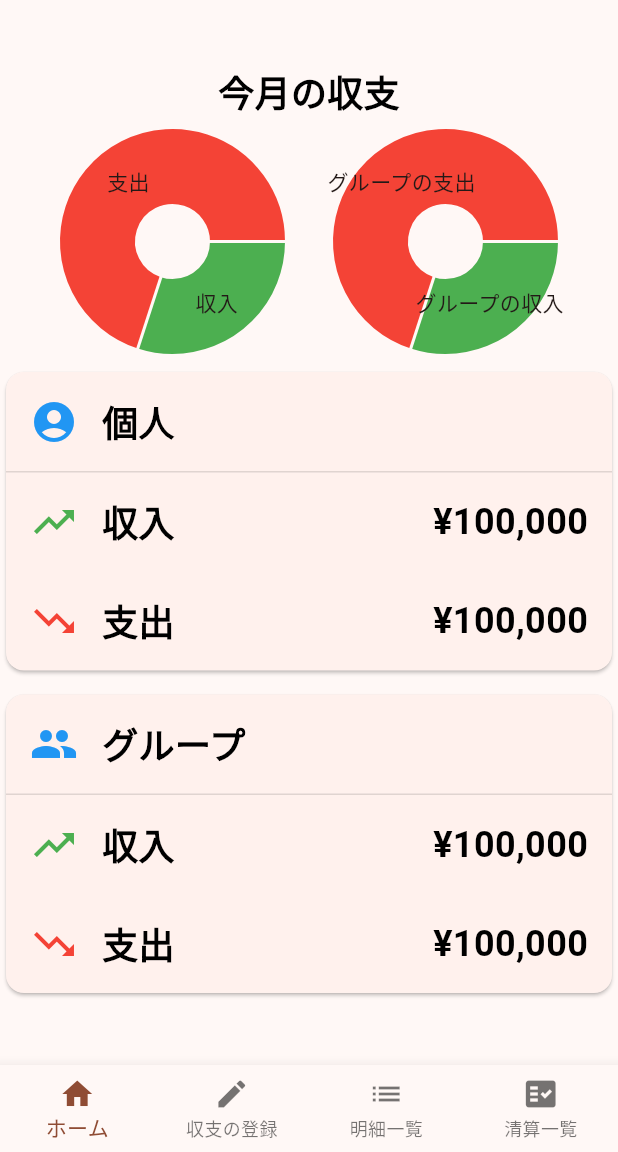
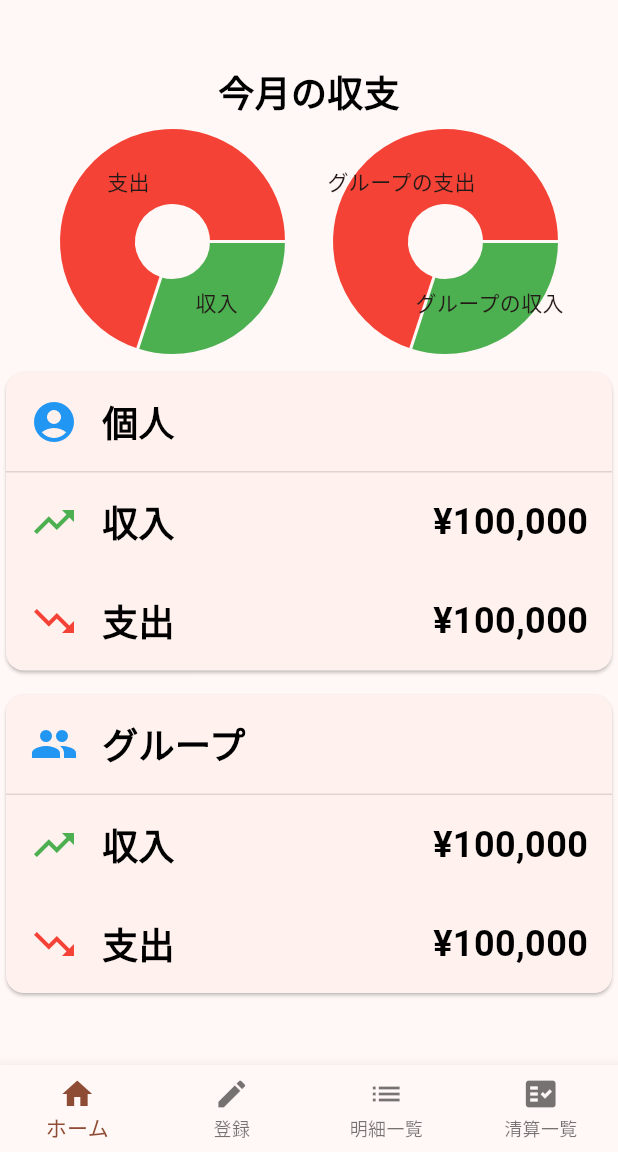
Before and after one commit to koichirokudo/sharing_household_expenses, a Flutter app: the App screen opened directly, on a phone screen of 412 x 824 dp, the part 84-1236 px from its top. Run offline on Flutter 3.47's test engine with Material 3 defaults, Android fonts, the light colour scheme and no system bars; drawn by our look-alikes of pie_chart; our stand-ins replace app_links, fl_chart, flutter_dotenv, image_picker, supabase_flutter; accounts and stored records are empty; Roboto replaces fonts that are missing (MPLUS1p).

Commit message:
文言修正

```diff
--- a/lib/src/app.dart
+++ b/lib/src/app.dart
@@ -65,7 +65,7 @@ class _App extends State<App> {
           onTap: _onItemTapped,
           items: const <BottomNavigationBarItem>[
             BottomNavigationBarItem(icon: Icon(Icons.home), label: 'ホーム'),
-            BottomNavigationBarItem(icon: Icon(Icons.edit), label: '収支の登録'),
+            BottomNavigationBarItem(icon: Icon(Icons.edit), label: '登録'),
             BottomNavigationBarItem(icon: Icon(Icons.list), label: '明細一覧'),
             BottomNavigationBarItem(
                 icon: Icon(Icons.fact_check), label: '清算一覧'),
--- a/lib/src/pages/settlement_page.dart
+++ b/lib/src/pages/settlement_page.dart
@@ -452,7 +452,7 @@ class SettlementPageState extends State<SettlementPage> {
                 mainAxisAlignment: MainAxisAlignment.start,
                 children: [
                   const SizedBox(width: 16),
-                  Text('立替金額'),
+                  Text('自分が支払った金額'),
                 ],
               ),
               Row(
```
